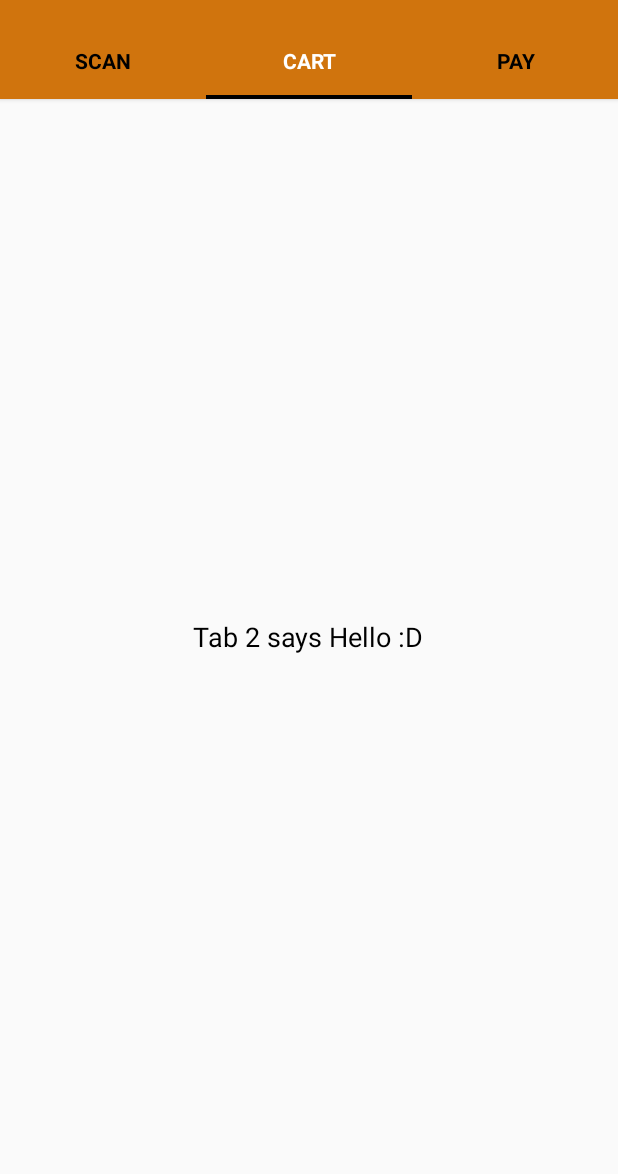
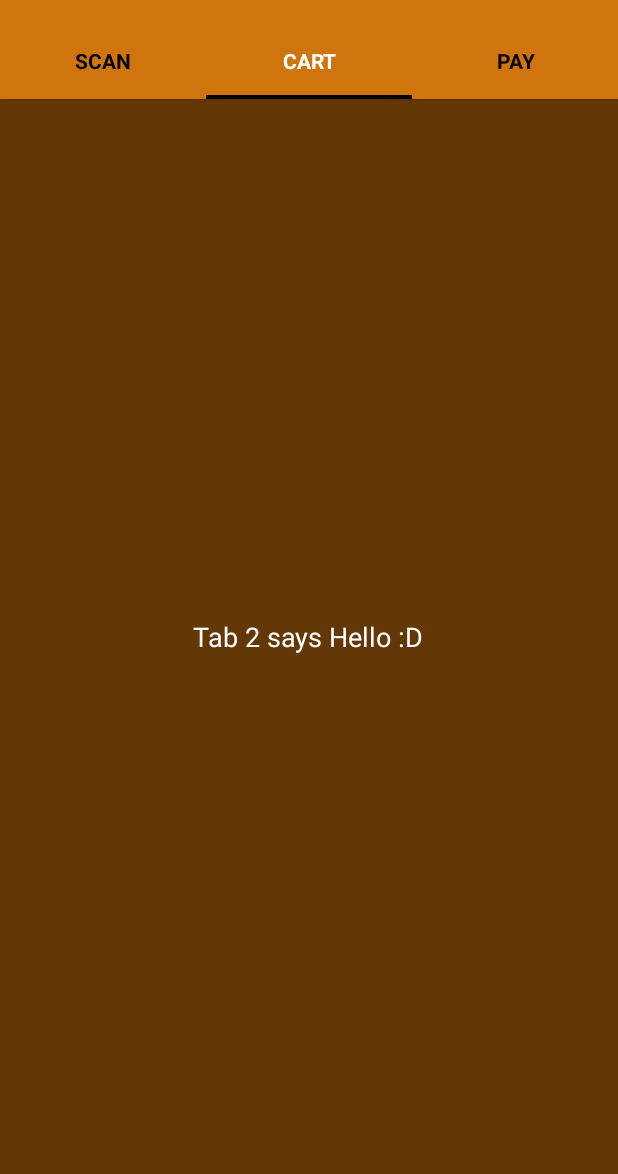
Before and after one commit to yiqin/Find-Restaurant, an Android app: the screen it shows after launch (MainActivity), after a tap on "CART", on a phone screen of 412 x 824 dp, the part 62-1236 px from its top. Run offline under Robolectric (Android 15) with nearby library versions, the phone set to English and light mode, and no system bars; libraries missing offline, so code that uses them is left out: com.readystatesoftware.systembartint; 3 statements that could not run were skipped.

Commit message:
tabs working with viewpager

```diff
--- a/app/src/main/java/samples/exoguru/materialtabs/MainActivity.java
+++ b/app/src/main/java/samples/exoguru/materialtabs/MainActivity.java
@@ -1,5 +1,6 @@
 package samples.exoguru.materialtabs;
 
+import android.graphics.Color;
 import android.graphics.drawable.ColorDrawable;
 import android.graphics.drawable.Drawable;
 import android.graphics.drawable.LayerDrawable;
@@ -28,7 +29,7 @@ public class MainActivity extends ActionBarActivity {
     int Numboftabs =3;
 
     //for collors
-    private Drawable oldBackground = null;
+   // private Drawable oldBackground = null;
     private int currentColor;
     private SystemBarTintManager mTintManager;
 
@@ -52,6 +53,7 @@ public class MainActivity extends ActionBarActivity {
         // Creating The ViewPagerAdapter and Passing Fragment Manager, Titles fot the Tabs and Number Of Tabs.
         adapter =  new ViewPagerAdapter(getSupportFragmentManager(),Titles,Numboftabs);
 
+
         // Assigning ViewPager View and setting the adapter
         pager = (ViewPager) findViewById(R.id.pager);
         pager.setAdapter(adapter);
@@ -59,6 +61,9 @@ public class MainActivity extends ActionBarActivity {
         // Assiging the Sliding Tab Layout View
         tabs = (SlidingTabLayout) findViewById(R.id.tabs);
         tabs.setDistributeEvenly(true); // To make the Tabs Fixed set this true, This makes the tabs Space Evenly in Available width
+
+
+
 
         // Setting Custom Color for the Scroll bar indicator of the Tab View
         tabs.setCustomTabColorizer(new SlidingTabLayout.TabColorizer() {
@@ -68,17 +73,23 @@ public class MainActivity extends ActionBarActivity {
                 switch(position){
                     case 0:
                         changeColor(getResources().getColor(R.color.green));
+                       // return getResources().getColor(R.color.green_dark);
                         break;
                     case 1:
                         changeColor(getResources().getColor(R.color.orange));
+                     //   return getResources().getColor(R.color.orange_dark);
                         break;
+
                     case 2:
                         changeColor(getResources().getColor(R.color.purple));
+                      //  return getResources().getColor(R.color.purple_dark);
                         break;
-                }
 
 
+
+                }
                 return getResources().getColor(R.color.tabsScrollColor);
+
             }
         });
 
@@ -94,17 +105,8 @@ public class MainActivity extends ActionBarActivity {
         mTintManager.setTintColor(newColor);
         // change ActionBar color just if an ActionBar is available
         Drawable colorDrawable = new ColorDrawable(newColor);
-        Drawable bottomDrawable = new ColorDrawable(getResources().getColor(android.R.color.transparent));
-        LayerDrawable ld = new LayerDrawable(new Drawable[]{colorDrawable, bottomDrawable});
-        if (oldBackground == null) {
-            getSupportActionBar().setBackgroundDrawable(ld);
-        } else {
-            TransitionDrawable td = new TransitionDrawable(new Drawable[]{oldBackground, ld});
-            getSupportActionBar().setBackgroundDrawable(td);
-            td.startTransition(200);
-        }
-
-        oldBackground = ld;
+       // Drawable bottomDrawable = new ColorDrawable(getResources().getColor(android.R.color.transparent));
+        getSupportActionBar().setBackgroundDrawable(colorDrawable);
         currentColor = newColor;
     }
     @Override
--- a/app/src/main/java/samples/exoguru/materialtabs/SlidingTabLayout.java
+++ b/app/src/main/java/samples/exoguru/materialtabs/SlidingTabLayout.java
@@ -1,7 +1,11 @@
 package samples.exoguru.materialtabs;
 
 import android.content.Context;
+import android.graphics.Bitmap;
 import android.graphics.Typeface;
+import android.graphics.drawable.BitmapDrawable;
+import android.graphics.drawable.Drawable;
+import android.graphics.drawable.ScaleDrawable;
 import android.os.Build;
 import android.support.v4.view.PagerAdapter;
 import android.support.v4.view.ViewPager;
@@ -172,12 +176,33 @@ public class SlidingTabLayout extends HorizontalScrollView {
             if (tabTitleView == null && TextView.class.isInstance(tabView)) {
                 tabTitleView = (TextView) tabView;
             }
+            ScaleDrawable drawable = null;
+            switch (i){
+                case 0:
+
+                    break;
+                case 1:
+                   // drawable = getResources().getDrawable(R.drawable.cart_black);
+                  //  drawable = new ScaleDrawable(getResources().getDrawable(R.drawable.cart_black),  0, .5f, .5f);
+                    //drawable.setBounds(0, 0, 10, 10);
+                   // tabTitleView.setBackground(drawable);
+                    break;
+                case 2:
+
+
+                    break;
+                default:
+                    break;
+            }
 
             if (mDistributeEvenly) {
                 LinearLayout.LayoutParams lp = (LinearLayout.LayoutParams) tabView.getLayoutParams();
                 lp.width = 0;
                 lp.weight = 1;
             }
+
+
+
 
             tabTitleView.setText(adapter.getPageTitle(i));
             tabView.setOnClickListener(tabClickListener);
--- a/app/src/main/java/samples/exoguru/materialtabs/ViewPagerAdapter.java
+++ b/app/src/main/java/samples/exoguru/materialtabs/ViewPagerAdapter.java
@@ -27,17 +27,21 @@ public class ViewPagerAdapter extends FragmentStatePagerAdapter {
     @Override
     public Fragment getItem(int position) {
 
-        if(position == 0) // if the position is 0 we are returning the First tab
-        {
-            Tab1 tab1 = new Tab1();
-            return tab1;
+
+        switch (position){
+            case 0:
+                Tab1 tab1 = new Tab1();
+                return tab1;
+            case 1:
+                Tab2 tab2 = new Tab2();
+                return tab2;
+            case 2:
+                Tab3 tab3 = new Tab3();
+                return tab3;
+            default:
+                Tab1 tabdefault = new Tab1();
+                return tabdefault;
         }
-        else             // As we are having 2 tabs if the position is now 0 it must be 1 so we are returning second tab
-        {
-            Tab2 tab2 = new Tab2();
-            return tab2;
-        }
-
     }
 
     // This method return the titles for the Tabs in the Tab Strip
--- a/app/src/main/res/color/selector.xml
+++ b/app/src/main/res/color/selector.xml
@@ -3,5 +3,5 @@
     <item android:state_selected="true" android:color="@android:color/white" />
     <item android:state_focused="true" android:color="@android:color/white" />
     <item android:state_pressed="true" android:color="@android:color/white" />
-    <item android:color="@color/tabsScrollColor" />
+    <item android:color="@color/black" />
 </selector>
--- a/app/src/main/res/layout/tab_1.xml
+++ b/app/src/main/res/layout/tab_1.xml
@@ -1,7 +1,10 @@
 <?xml version="1.0" encoding="utf-8"?>
 <RelativeLayout xmlns:android="http://schemas.android.com/apk/res/android"
     android:layout_width="match_parent"
-    android:layout_height="match_parent">
+    android:layout_height="match_parent"
+    android:background="@color/green_dark"
+
+    >
 
    <!-- NOT SO IMPORTANT CUSTOM UI STUFF -->
      <TextView
@@ -10,7 +13,7 @@
         android:textAppearance="?android:attr/textAppearanceMedium"
         android:text="Tab 1 says Hello :D"
         android:id="@+id/textView"
-         android:textColor="@color/tabsScrollColor"
+         android:textColor="@color/white"
         android:layout_centerVertical="true"
         android:layout_centerHorizontal="true" />
 
--- a/app/src/main/res/layout/tab_2.xml
+++ b/app/src/main/res/layout/tab_2.xml
@@ -1,7 +1,8 @@
 <?xml version="1.0" encoding="utf-8"?>
 <RelativeLayout xmlns:android="http://schemas.android.com/apk/res/android"
     android:layout_width="match_parent"
-    android:layout_height="match_parent">
+    android:layout_height="match_parent"
+                android:background="@color/orange_dark">
 
 
     <TextView
@@ -11,7 +12,7 @@
         android:text="Tab 2 says Hello :D"
         android:id="@+id/textView"
         android:layout_centerVertical="true"
-        android:textColor="@color/tabsScrollColor"
+        android:textColor="@color/white"
         android:layout_centerHorizontal="true" />
 
 </RelativeLayout>
--- a/app/src/main/res/layout/tab_3.xml
+++ b/app/src/main/res/layout/tab_3.xml
@@ -1,7 +1,8 @@
 <?xml version="1.0" encoding="utf-8"?>
 <RelativeLayout xmlns:android="http://schemas.android.com/apk/res/android"
     android:layout_width="match_parent"
-    android:layout_height="match_parent">
+    android:layout_height="match_parent"
+                android:background="@color/purple_dark">
 
 
     <TextView
@@ -11,7 +12,7 @@
         android:text="Tab 3 says Hello :D"
         android:id="@+id/textView"
         android:layout_centerVertical="true"
-        android:textColor="@color/tabsScrollColor"
+        android:textColor="@color/white"
         android:layout_centerHorizontal="true" />
 
 </RelativeLayout>
--- a/app/src/main/res/values/colors.xml
+++ b/app/src/main/res/values/colors.xml
@@ -2,11 +2,18 @@
 <resources>
 
     <color name="green">#00897B</color>
-    <color name="ColorPrimary">#00897B</color>
+    <color name="green_dark">#ff00413c</color>
     <color name="purple">#ff7e44ff</color>
+    <color name="purple_dark">#ff321858</color>
     <color name="orange">#ffd0740d</color>
+    <color name="orange_dark">#ff643706</color>
     <color name="ColorPrimaryDark">#00695C</color>
     <color name="tabsScrollColor">#ff000000</color>
+    <color name="black">#ff000000</color>
+
+
+    <color name="ColorPrimary">#00897B</color>
+    <color name="white">#FFF</color>
 
 
 </resources>
```
Also changed, not shown: app/src/main/res/drawable/cart_black.png (added), app/src/main/res/drawable/cart_white.png (added).
